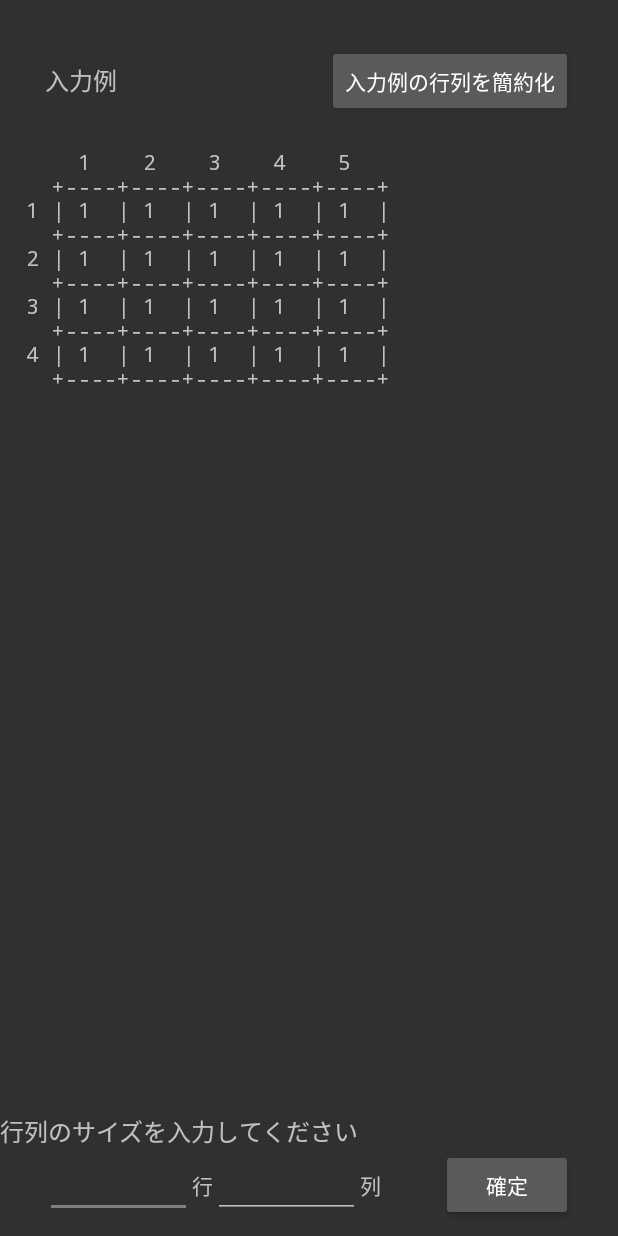
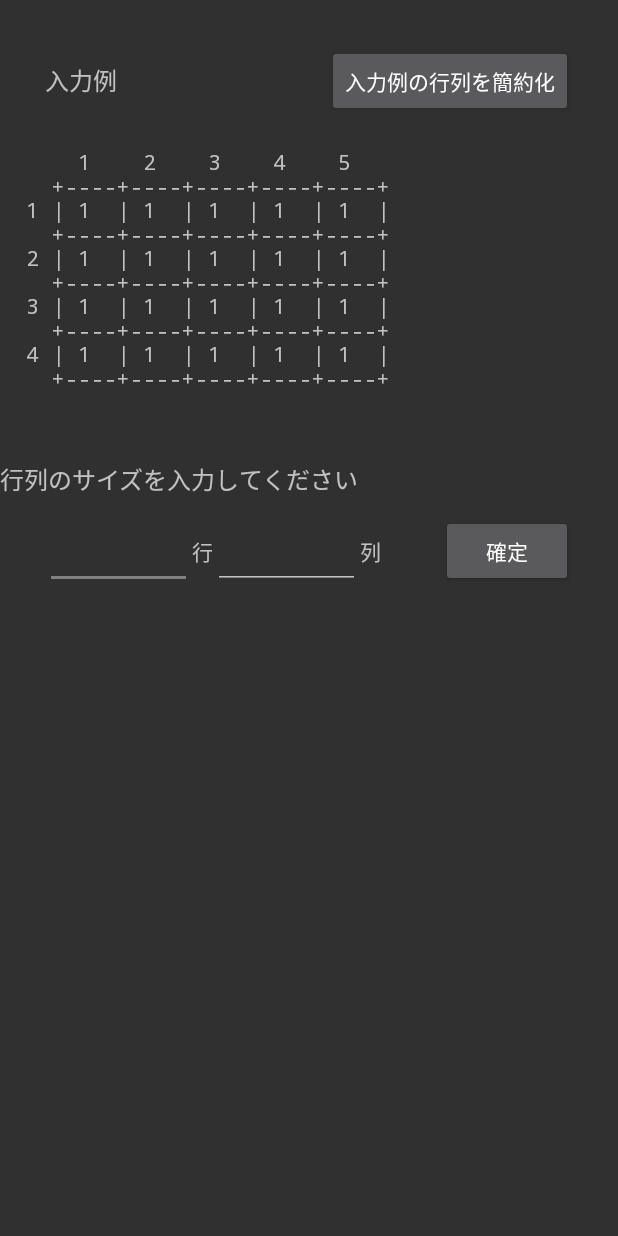
Before and after one commit to Pencofskey/MatrixCalcApp, an Android app: the screen it shows after launch (MainActivity), on a phone screen of 412 x 824 dp. Run offline under Robolectric (Android 15) with nearby library versions, the phone set to English and light mode, and no system bars.

```diff
--- a/src/main/res/layout/activity_main.xml
+++ b/src/main/res/layout/activity_main.xml
@@ -30,8 +30,7 @@
 
     <ScrollView
         android:layout_width="match_parent"
-        android:layout_height="1dp"
-        android:layout_weight="1">
+        android:layout_height="wrap_content">
         <HorizontalScrollView
             android:layout_width="match_parent"
             android:layout_height="wrap_content">
@@ -63,7 +62,8 @@
             android:layout_width="0dp"
             android:layout_weight="1"
             android:layout_height="wrap_content"
-            android:inputType="number"/>
+            android:inputType="number"
+            android:textSize="30dp"/>
         <TextView
             android:layout_width="wrap_content"
             android:layout_height="wrap_content"
@@ -73,7 +73,8 @@
             android:layout_width="0dp"
             android:layout_weight="1"
             android:layout_height="wrap_content"
-            android:inputType="number"/>
+            android:inputType="number"
+            android:textSize="30dp"/>
         <TextView
             android:layout_width="wrap_content"
             android:layout_height="wrap_content"
```
Also changed, not shown: src/main/java/com/kohei/gyouretukannyakuka/Fraction.java (+3 -91 lines).
